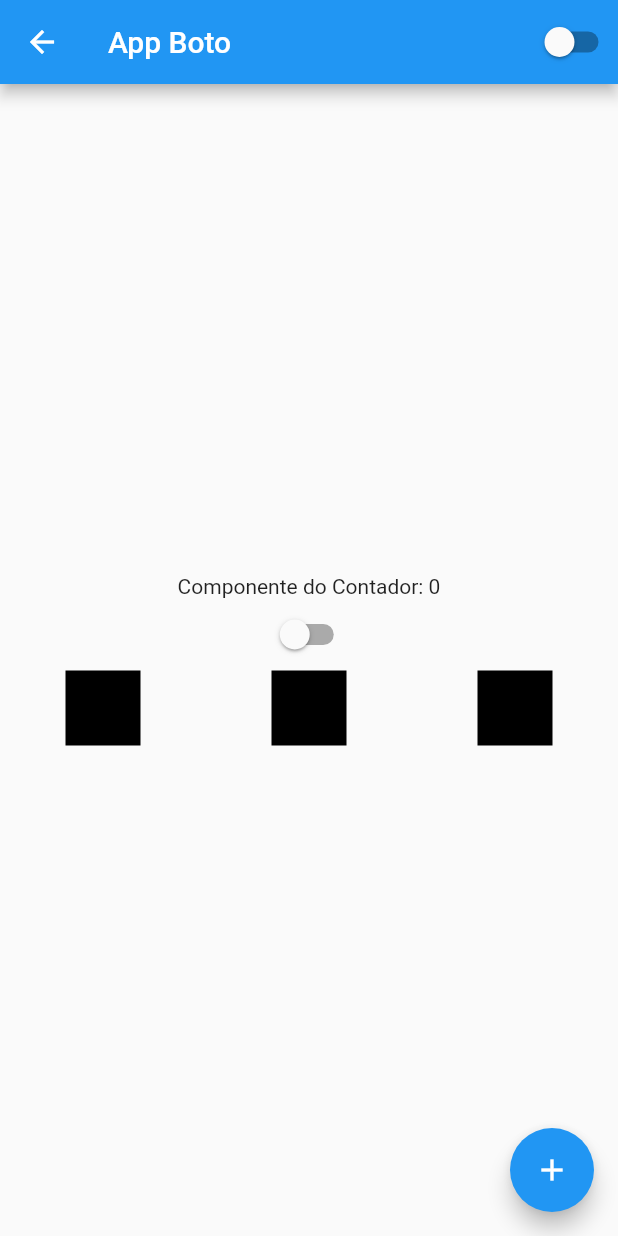
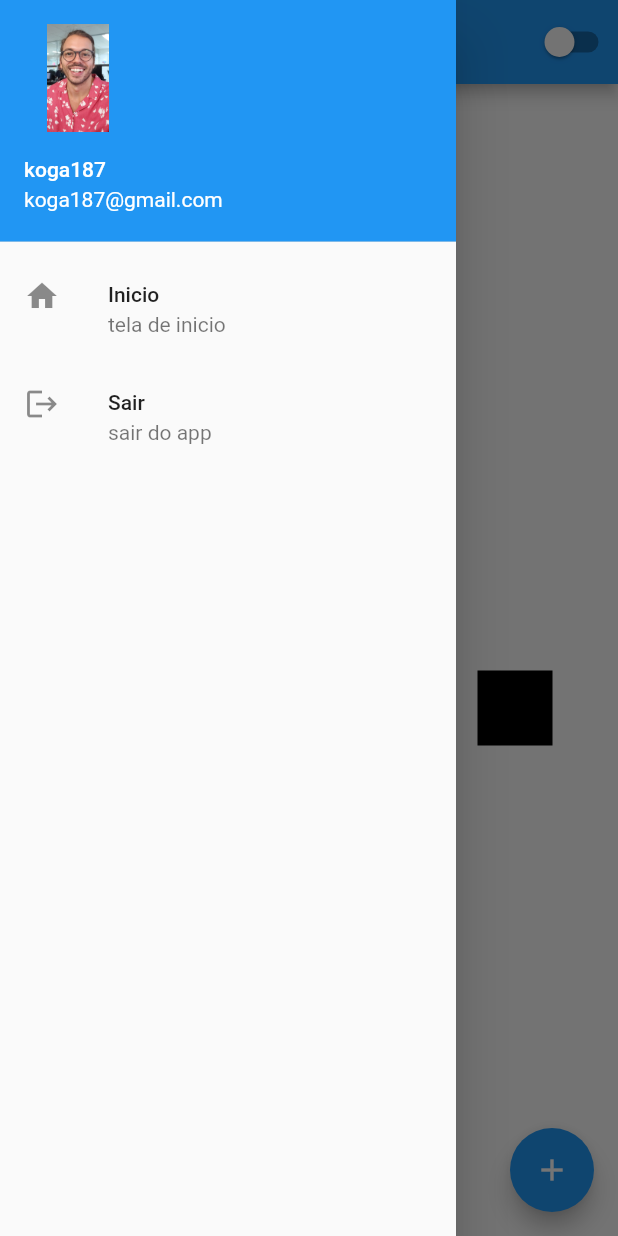
Before and after one commit to koga187/FlutterEstudo, a Flutter app: the HomePage screen opened by its route, with the side drawer open (before the commit the screen has no drawer), on a phone screen of 412 x 824 dp. Run offline on Flutter 3.47's test engine with Material 2 defaults, Android fonts, the phone set to English and light mode, and no system bars.

Commit message:
Adicionado menu com drawer

```diff
--- a/lib/drawer/home_page.dart
+++ b/lib/drawer/home_page.dart
@@ -19,6 +19,33 @@ class HomePageState extends State<HomePage> {
   @override
   Widget build(BuildContext context) {
     return Scaffold(
+      drawer: Drawer(
+        child: Column(
+          children: [
+            UserAccountsDrawerHeader(
+              currentAccountPicture: Image.asset('assets/images/profile.jpg'),
+              accountName: Text('koga187'),
+              accountEmail: Text('koga187@gmail.com'),
+            ),
+            ListTile(
+              leading: Icon(Icons.home),
+              title: Text('Inicio'),
+              subtitle: Text('tela de inicio'),
+              onTap: () {
+                print('home');
+              },
+            ),
+            ListTile(
+              leading: Icon(Icons.logout),
+              title: Text('Sair'),
+              subtitle: Text('sair do app'),
+              onTap: () {
+                Navigator.of(context).pushReplacementNamed('/');
+              },
+            ),
+          ],
+        ),
+      ),
       appBar: AppBar(
         title: Text("App Boto"),
         actions: [
@@ -33,9 +60,10 @@ class HomePageState extends State<HomePage> {
           crossAxisAlignment: CrossAxisAlignment.center,
           children: [
             Align(
-                alignment: Alignment.bottomCenter,
-                child: Text("Componente do Contador: ${AppController.instance.counter}"),
-              ),
+              alignment: Alignment.bottomCenter,
+              child: Text(
+                  "Componente do Contador: ${AppController.instance.counter}"),
+            ),
             CustomSwitch(),
             Row(
               mainAxisAlignment: MainAxisAlignment.spaceAround,
--- a/pubspec.yaml
+++ b/pubspec.yaml
@@ -49,6 +49,7 @@ flutter:
     - assets/images/boto_logo_sem_fundo.png
     - assets/images/boto_logo.png
     - assets/images/background.png
+    - assets/images/profile.jpg
 
   # An image asset can refer to one or more resolution-specific "variants", see
   # https://flutter.dev/assets-and-images/#resolution-aware.
```
Also changed, not shown: assets/images/profile.jpg (added).
